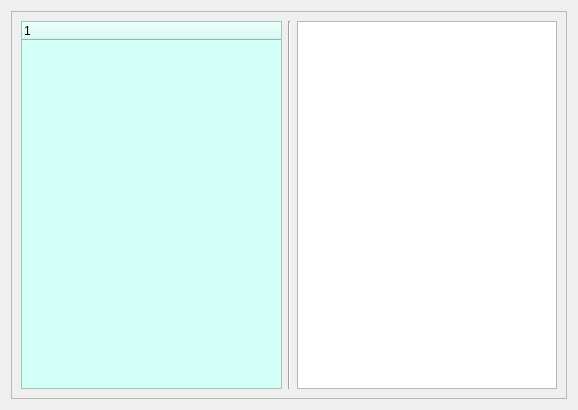
Above: w_arbol.ui from diegoorta81/listas before the change. Below: the same form after it.
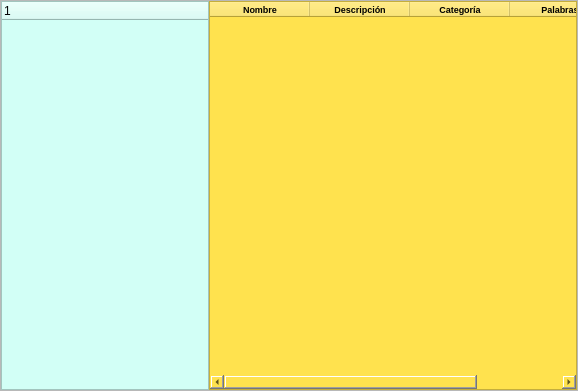
That is the form after the change.

```diff
--- a/w_arbol.ui
+++ b/w_arbol.ui
@@ -7,13 +7,28 @@
     <x>0</x>
     <y>0</y>
     <width>578</width>
-    <height>410</height>
+    <height>391</height>
    </rect>
   </property>
   <property name="windowTitle">
    <string>Form</string>
   </property>
   <layout class="QHBoxLayout" name="horizontalLayout_2">
+   <property name="spacing">
+    <number>0</number>
+   </property>
+   <property name="leftMargin">
+    <number>0</number>
+   </property>
+   <property name="topMargin">
+    <number>0</number>
+   </property>
+   <property name="rightMargin">
+    <number>0</number>
+   </property>
+   <property name="bottomMargin">
+    <number>0</number>
+   </property>
    <item>
     <widget class="QFrame" name="frame_arbol_superior">
      <property name="frameShape">
@@ -23,6 +38,21 @@
       <enum>QFrame::Raised</enum>
      </property>
      <layout class="QHBoxLayout" name="horizontalLayout">
+      <property name="spacing">
+       <number>0</number>
+      </property>
+      <property name="leftMargin">
+       <number>0</number>
+      </property>
+      <property name="topMargin">
+       <number>0</number>
+      </property>
+      <property name="rightMargin">
+       <number>0</number>
+      </property>
+      <property name="bottomMargin">
+       <number>0</number>
+      </property>
       <item>
        <widget class="QTreeWidget" name="tree_cuentas">
         <property name="minimumSize">
@@ -53,6 +83,9 @@
          <string notr="true">background-color: rgb(210, 255, 246);
 alternate-background-color: rgb(170, 0, 255);</string>
         </property>
+        <property name="indentation">
+         <number>20</number>
+        </property>
         <column>
          <property name="text">
           <string notr="true">1</string>
@@ -61,24 +94,69 @@
        </widget>
       </item>
       <item>
-       <widget class="Line" name="line">
-        <property name="sizePolicy">
-         <sizepolicy hsizetype="Minimum" vsizetype="Minimum">
-          <horstretch>0</horstretch>
-          <verstretch>0</verstretch>
-         </sizepolicy>
+       <widget class="QTableWidget" name="tablewidget">
+        <property name="styleSheet">
+         <string notr="true">background-color: rgb(255, 226, 78);</string>
         </property>
-        <property name="cursor">
-         <cursorShape>SizeHorCursor</cursorShape>
+        <property name="sizeAdjustPolicy">
+         <enum>QAbstractScrollArea::AdjustToContents</enum>
         </property>
-        <property name="orientation">
-         <enum>Qt::Vertical</enum>
+        <property name="tabKeyNavigation">
+         <bool>false</bool>
         </property>
+        <property name="dragDropOverwriteMode">
+         <bool>false</bool>
+        </property>
+        <column>
+         <property name="text">
+          <string>Nombre</string>
+         </property>
+         <property name="font">
+          <font>
+           <pointsize>7</pointsize>
+           <weight>75</weight>
+           <bold>true</bold>
+          </font>
+         </property>
+        </column>
+        <column>
+         <property name="text">
+          <string>Descripción</string>
+         </property>
+         <property name="font">
+          <font>
+           <pointsize>7</pointsize>
+           <weight>75</weight>
+           <bold>true</bold>
+          </font>
+         </property>
+        </column>
+        <column>
+         <property name="text">
+          <string>Categoría</string>
+         </property>
+         <property name="font">
+          <font>
+           <pointsize>7</pointsize>
+           <weight>75</weight>
+           <bold>true</bold>
+          </font>
+         </property>
+        </column>
+        <column>
+         <property name="text">
+          <string>Palabras</string>
+         </property>
+         <property name="font">
+          <font>
+           <pointsize>7</pointsize>
+           <weight>75</weight>
+           <bold>true</bold>
+          </font>
+         </property>
+        </column>
        </widget>
       </item>
-      <item>
-       <widget class="QTableWidget" name="tableWidget"/>
-      </item>
      </layout>
     </widget>
    </item>
```
